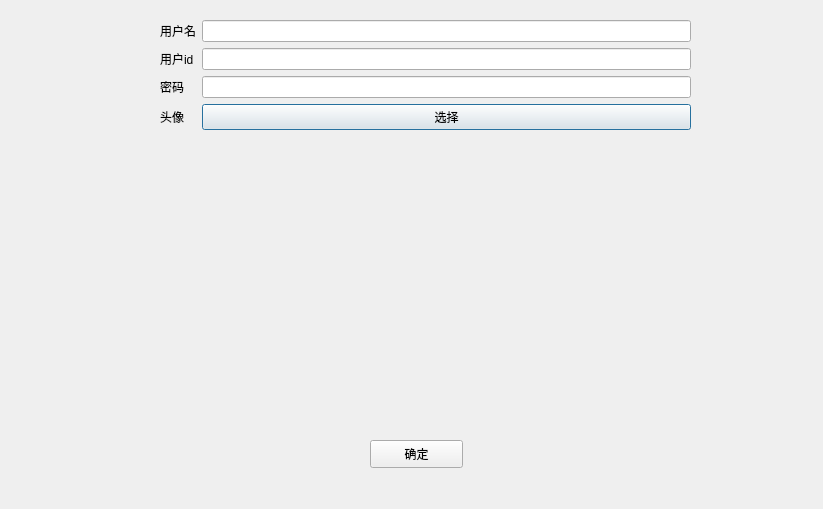
Before: the Qt Designer form window/modify.ui in zzuwcc/zzu-12, drawn with Qt 5.
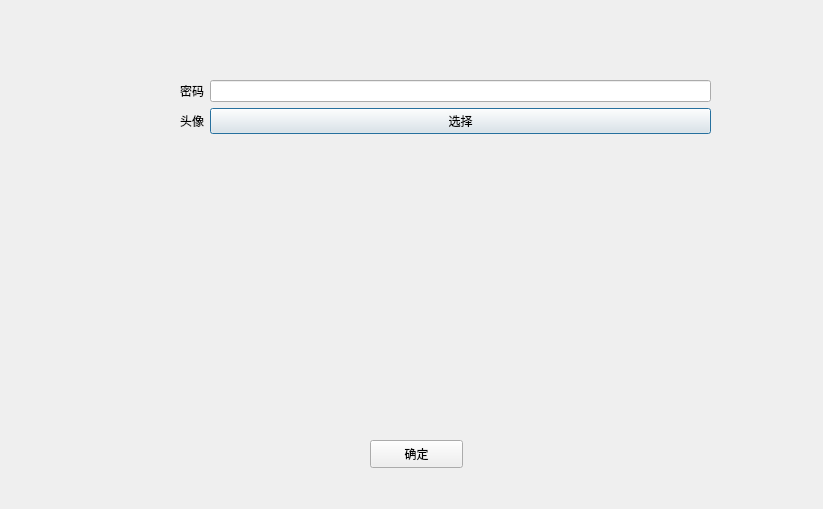
After: the same form once the commit is applied.

The edit to the form file:
```diff
--- a/window/modify.ui
+++ b/window/modify.ui
@@ -16,51 +16,35 @@
   <widget class="QWidget" name="formLayoutWidget">
    <property name="geometry">
     <rect>
-     <x>160</x>
-     <y>20</y>
+     <x>180</x>
+     <y>80</y>
      <width>531</width>
-     <height>121</height>
+     <height>61</height>
     </rect>
    </property>
    <layout class="QFormLayout" name="formLayout">
     <item row="0" column="0">
-     <widget class="QLabel" name="label">
-      <property name="text">
-       <string>用户名</string>
-      </property>
-     </widget>
-    </item>
-    <item row="0" column="1">
-     <widget class="QLineEdit" name="lineEdit"/>
-    </item>
-    <item row="1" column="0">
-     <widget class="QLabel" name="label_2">
-      <property name="text">
-       <string>用户id</string>
-      </property>
-     </widget>
-    </item>
-    <item row="1" column="1">
-     <widget class="QLineEdit" name="lineEdit_2"/>
-    </item>
-    <item row="2" column="0">
      <widget class="QLabel" name="label_3">
       <property name="text">
        <string>密码</string>
       </property>
      </widget>
     </item>
-    <item row="2" column="1">
-     <widget class="QLineEdit" name="lineEdit_3"/>
+    <item row="0" column="1">
+     <widget class="QLineEdit" name="lineEdit_3">
+      <property name="echoMode">
+       <enum>QLineEdit::Password</enum>
+      </property>
+     </widget>
     </item>
-    <item row="3" column="0">
+    <item row="1" column="0">
      <widget class="QLabel" name="label_4">
       <property name="text">
        <string>头像</string>
       </property>
      </widget>
     </item>
-    <item row="3" column="1">
+    <item row="1" column="1">
      <widget class="QPushButton" name="pushButton_2">
       <property name="text">
        <string>选择</string>
@@ -85,9 +69,9 @@
   <widget class="QLabel" name="label_5">
    <property name="geometry">
     <rect>
-     <x>160</x>
-     <y>150</y>
-     <width>531</width>
+     <x>390</x>
+     <y>160</y>
+     <width>311</width>
      <height>251</height>
     </rect>
    </property>
```
